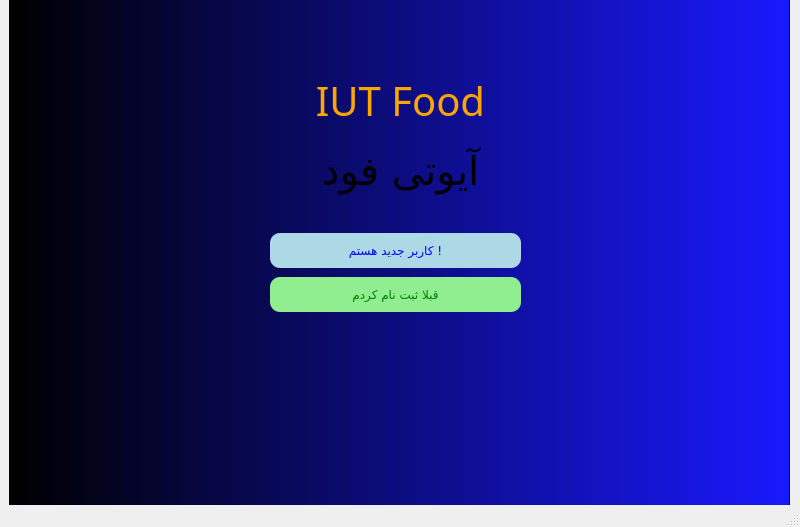
This is iutfood_firstpage.ui in amir85cy/iutfood as Qt 5 draws it before an edit. The edited form follows.
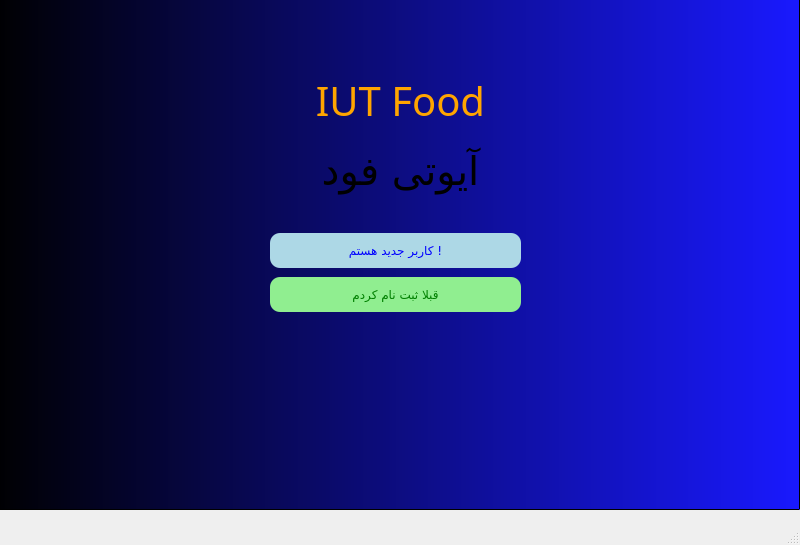
This is the edited form.

Patch:
```diff
--- a/iutfood_firstpage.ui
+++ b/iutfood_firstpage.ui
@@ -7,7 +7,7 @@
     <x>0</x>
     <y>0</y>
     <width>800</width>
-    <height>527</height>
+    <height>545</height>
    </rect>
   </property>
   <property name="windowTitle">
@@ -112,10 +112,10 @@
    <widget class="QFrame" name="frame">
     <property name="geometry">
      <rect>
-      <x>9</x>
+      <x>-11</x>
       <y>-1</y>
-      <width>781</width>
-      <height>521</height>
+      <width>811</width>
+      <height>511</height>
      </rect>
     </property>
     <property name="styleSheet">
```
Left out of the diff: 2 changed lines with no effect on the pictures.
